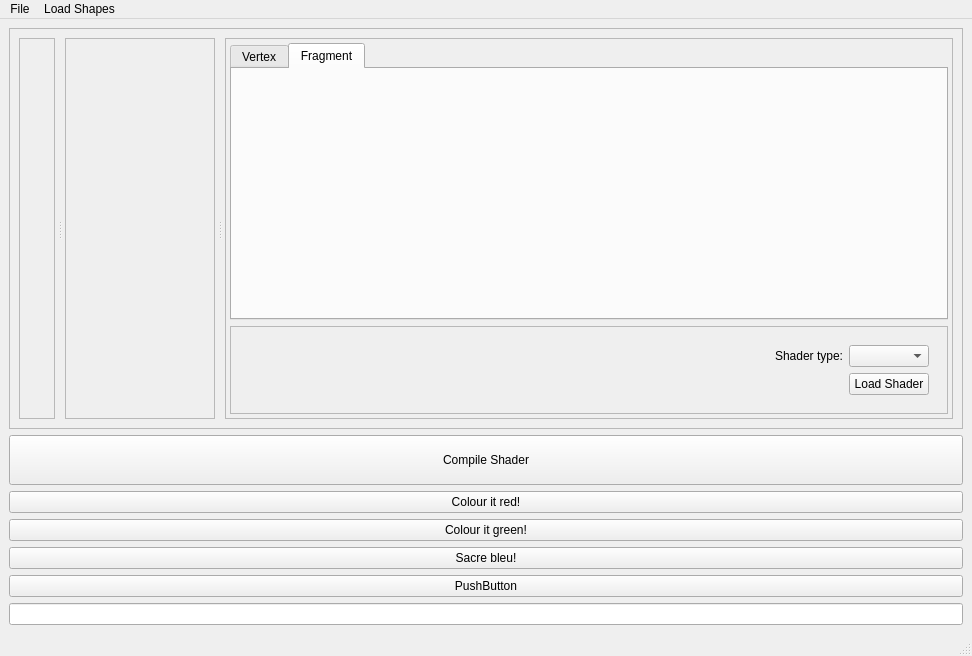
Above: ui/MainWindow.ui from NCCA/ShaderEnvironmentBuilder before the change. Below: the same form after it.
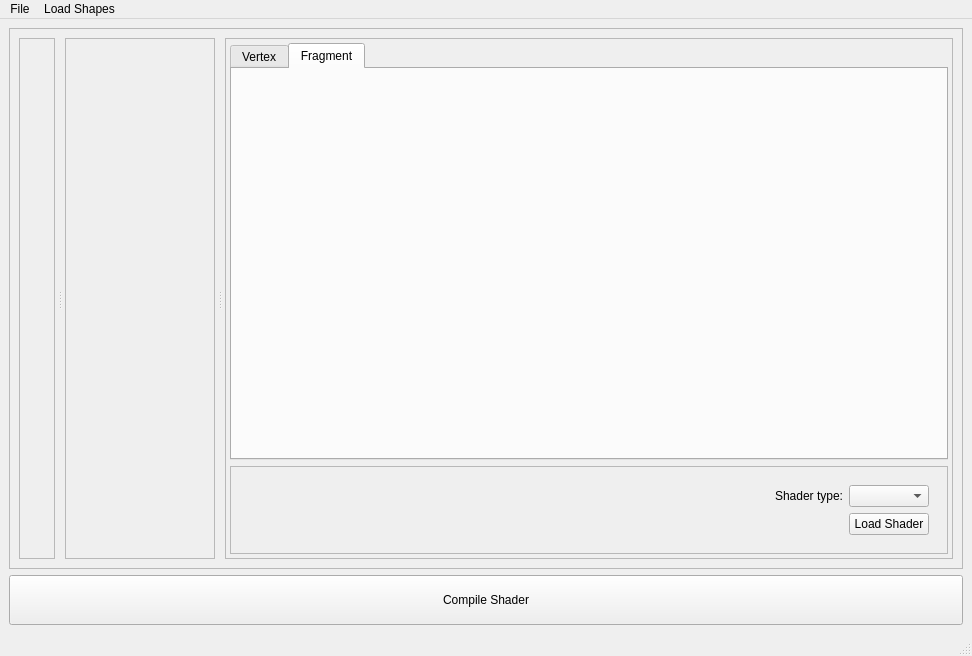
That is the form after the change.

```diff
--- a/ui/MainWindow.ui
+++ b/ui/MainWindow.ui
@@ -278,37 +278,6 @@
       </property>
      </widget>
     </item>
-    <item>
-     <widget class="QPushButton" name="pushButtonR">
-      <property name="text">
-       <string>Colour it red!</string>
-      </property>
-     </widget>
-    </item>
-    <item>
-     <widget class="QPushButton" name="pushButtonG">
-      <property name="text">
-       <string>Colour it green!</string>
-      </property>
-     </widget>
-    </item>
-    <item>
-     <widget class="QPushButton" name="pushButtonB">
-      <property name="text">
-       <string>Sacre bleu!</string>
-      </property>
-     </widget>
-    </item>
-    <item>
-     <widget class="QPushButton" name="test">
-      <property name="text">
-       <string>PushButton</string>
-      </property>
-     </widget>
-    </item>
-    <item>
-     <widget class="QLineEdit" name="lineEdit"/>
-    </item>
    </layout>
   </widget>
   <widget class="QMenuBar" name="menubar">
```
